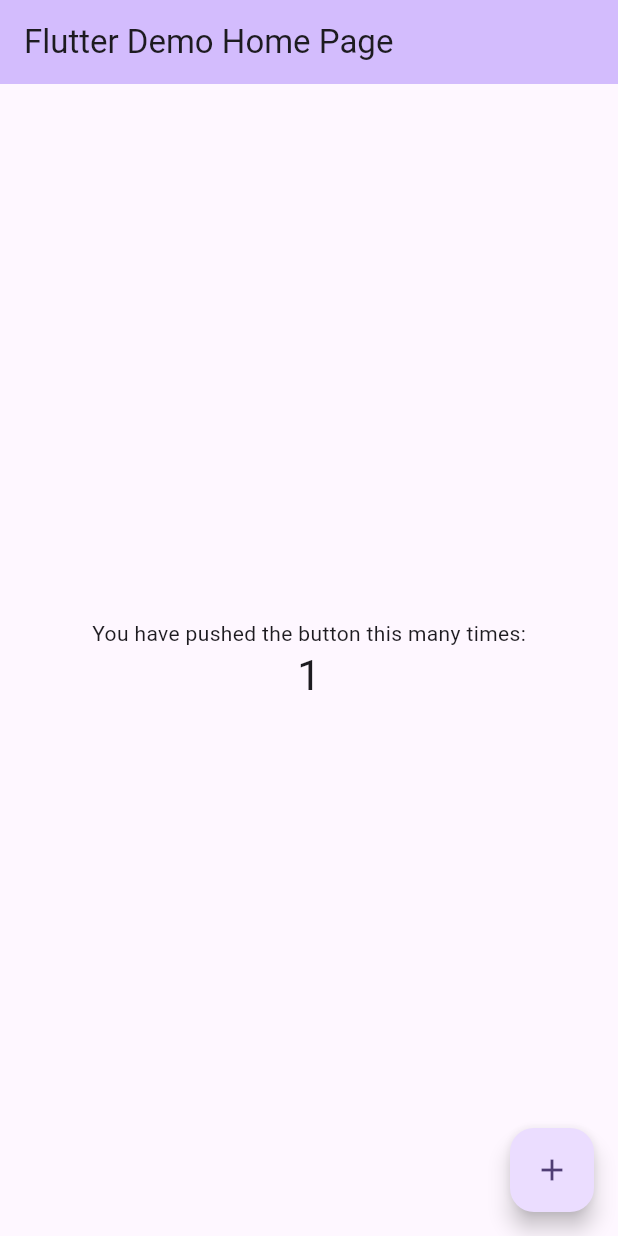
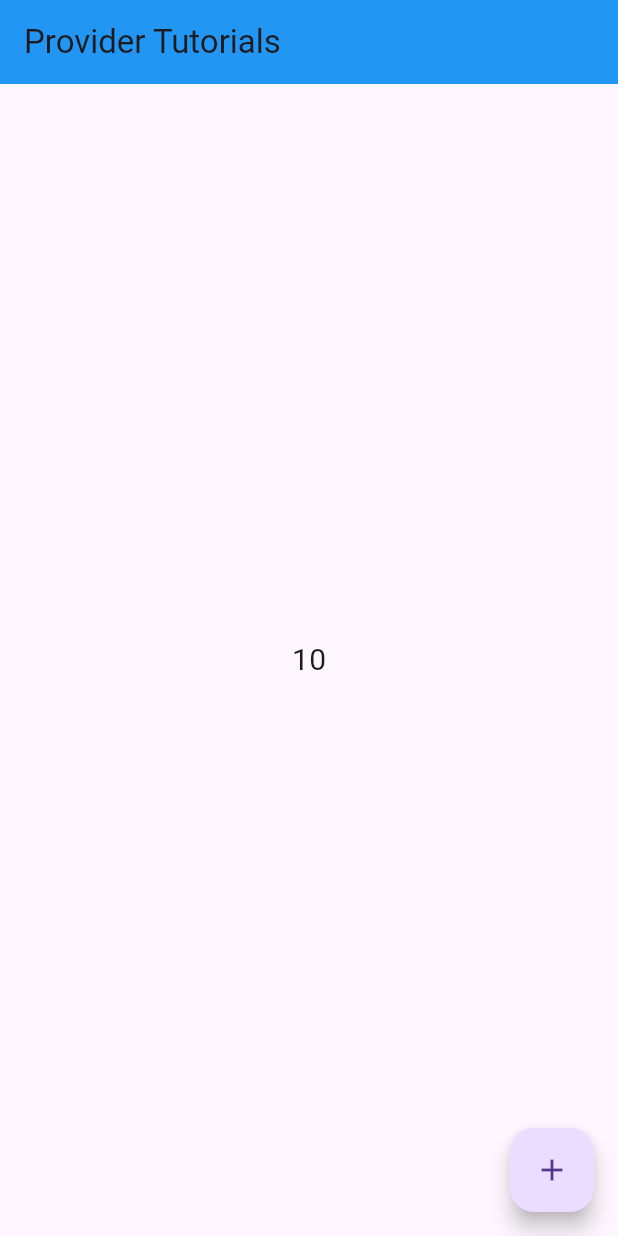
Before and after one commit to shrestha-Riwaj/state-management, a Flutter app: the screen it shows after launch, after a tap on the "add" icon, on a phone screen of 412 x 824 dp. Run offline on Flutter 3.47's test engine with Material 3 defaults, Android fonts, the phone set to English and light mode, and no system bars.

Commit message:
basic stateless widget intro

```diff
--- a/lib/main.dart
+++ b/lib/main.dart
@@ -1,125 +1,19 @@
 import 'package:flutter/material.dart';
+import 'package:statemanagement/screen/home_screen.dart';
 
-void main() {
-  runApp(const MyApp());
+void main(){
+
+  return runApp(MyApp());
 }
 
 class MyApp extends StatelessWidget {
   const MyApp({super.key});
 
-  // This widget is the root of your application.
   @override
   Widget build(BuildContext context) {
     return MaterialApp(
-      title: 'Flutter Demo',
-      theme: ThemeData(
-        // This is the theme of your application.
-        //
-        // TRY THIS: Try running your application with "flutter run". You'll see
-        // the application has a purple toolbar. Then, without quitting the app,
-        // try changing the seedColor in the colorScheme below to Colors.green
-        // and then invoke "hot reload" (save your changes or press the "hot
-        // reload" button in a Flutter-supported IDE, or press "r" if you used
-        // the command line to start the app).
-        //
-        // Notice that the counter didn't reset back to zero; the application
-        // state is not lost during the reload. To reset the state, use hot
-        // restart instead.
-        //
-        // This works for code too, not just values: Most code changes can be
-        // tested with just a hot reload.
-        colorScheme: ColorScheme.fromSeed(seedColor: Colors.deepPurple),
-        useMaterial3: true,
-      ),
-      home: const MyHomePage(title: 'Flutter Demo Home Page'),
+      debugShowCheckedModeBanner: false,
+      home: HomeScreen(),
     );
   }
 }
-
-class MyHomePage extends StatefulWidget {
-  const MyHomePage({super.key, required this.title});
-
-  // This widget is the home page of your application. It is stateful, meaning
-  // that it has a State object (defined below) that contains fields that affect
-  // how it looks.
-
-  // This class is the configuration for the state. It holds the values (in this
-  // case the title) provided by the parent (in this case the App widget) and
-  // used by the build method of the State. Fields in a Widget subclass are
-  // always marked "final".
-
-  final String title;
-
-  @override
-  State<MyHomePage> createState() => _MyHomePageState();
-}
-
-class _MyHomePageState extends State<MyHomePage> {
-  int _counter = 0;
-
-  void _incrementCounter() {
-    setState(() {
-      // This call to setState tells the Flutter framework that something has
-      // changed in this State, which causes it to rerun the build method below
-      // so that the display can reflect the updated values. If we changed
-      // _counter without calling setState(), then the build method would not be
-      // called again, and so nothing would appear to happen.
-      _counter++;
-    });
-  }
-
-  @override
-  Widget build(BuildContext context) {
-    // This method is rerun every time setState is called, for instance as done
-    // by the _incrementCounter method above.
-    //
-    // The Flutter framework has been optimized to make rerunning build methods
-    // fast, so that you can just rebuild anything that needs updating rather
-    // than having to individually change instances of widgets.
-    return Scaffold(
-      appBar: AppBar(
-        // TRY THIS: Try changing the color here to a specific color (to
-        // Colors.amber, perhaps?) and trigger a hot reload to see the AppBar
-        // change color while the other colors stay the same.
-        backgroundColor: Theme.of(context).colorScheme.inversePrimary,
-        // Here we take the value from the MyHomePage object that was created by
-        // the App.build method, and use it to set our appbar title.
-        title: Text(widget.title),
-      ),
-      body: Center(
-        // Center is a layout widget. It takes a single child and positions it
-        // in the middle of the parent.
-        child: Column(
-          // Column is also a layout widget. It takes a list of children and
-          // arranges them vertically. By default, it sizes itself to fit its
-          // children horizontally, and tries to be as tall as its parent.
-          //
-          // Column has various properties to control how it sizes itself and
-          // how it positions its children. Here we use mainAxisAlignment to
-          // center the children vertically; the main axis here is the vertical
-          // axis because Columns are vertical (the cross axis would be
-          // horizontal).
-          //
-          // TRY THIS: Invoke "debug painting" (choose the "Toggle Debug Paint"
-          // action in the IDE, or press "p" in the console), to see the
-          // wireframe for each widget.
-          mainAxisAlignment: MainAxisAlignment.center,
-          children: <Widget>[
-            const Text(
-              'You have pushed the button this many times:',
-            ),
-            Text(
-              '$_counter',
-              style: Theme.of(context).textTheme.headlineMedium,
-            ),
-          ],
-        ),
-      ),
-      floatingActionButton: FloatingActionButton(
-        onPressed: _incrementCounter,
-        tooltip: 'Increment',
-        child: const Icon(Icons.add),
-      ), // This trailing comma makes auto-formatting nicer for build methods.
-    );
-  }
-}
--- /dev/null
+++ b/lib/screen/home_screen.dart
@@ -0,0 +1,38 @@
+import 'package:flutter/material.dart';
+
+class HomeScreen extends StatelessWidget {
+  HomeScreen({super.key});
+
+  int num = 10;
+
+  @override
+  Widget build(BuildContext context) {
+    return Scaffold(
+      appBar: AppBar(
+        title: Text("Provider Tutorials"),
+        backgroundColor: Colors.blue,
+      ),
+      body: Column(
+        mainAxisAlignment: MainAxisAlignment.center,
+        crossAxisAlignment: CrossAxisAlignment.center,
+        children: [
+          Container(
+            child: Center(
+              child: Text(
+                num.toString(),
+                style: TextStyle(fontSize: 20),
+              ),
+            ),
+          ),
+        ],
+      ),
+      floatingActionButton: FloatingActionButton(
+        onPressed: () {
+          num++;
+          print(num);
+        },
+        child: Icon(Icons.add),
+      ),
+    );
+  }
+}
```
